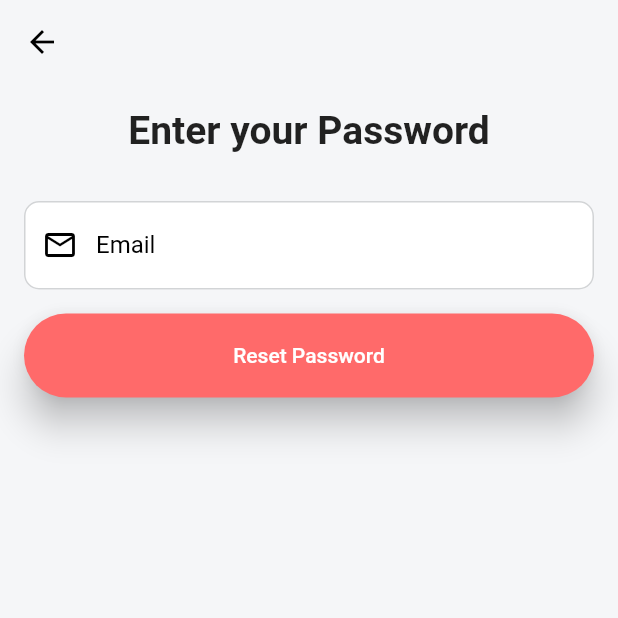
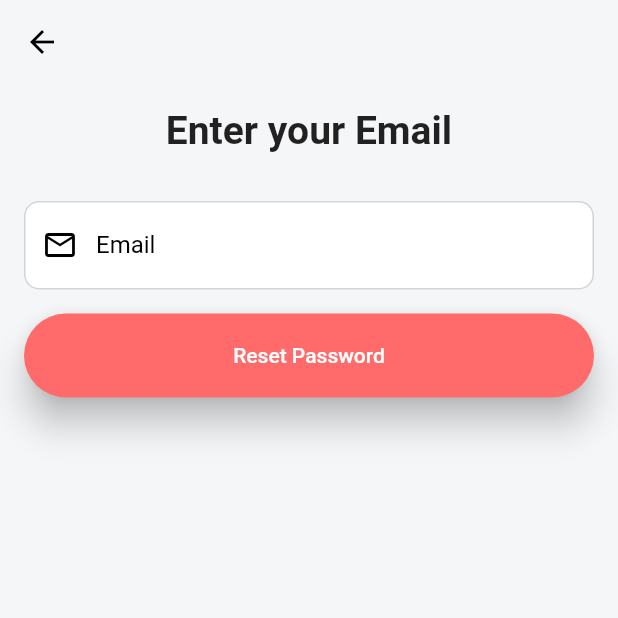
Before and after one commit to AliaaAbdelkarimBastawy/ShopifyApp, a Flutter app: the ForgetPasswordView screen opened directly, on a phone screen of 412 x 824 dp, the top half of it. Run offline on Flutter 3.47's test engine with Material 2 defaults, Android fonts, the phone set to English and light mode, and no system bars.

Commit message:
"Task1 is Updated!"

```diff
--- a/lib/Views/ForgetPasswordView.dart
+++ b/lib/Views/ForgetPasswordView.dart
@@ -20,7 +20,7 @@ class ForgetPasswordView extends StatelessWidget {
           children: [
             const Center(child: Padding(
               padding: EdgeInsets.only(bottom: 32),
-              child: Text("Enter your Password", style:
+              child: Text("Enter your Email", style:
               TextStyle(fontWeight: FontWeight.bold, fontSize: 26,),),
             )),
             TextFormField(
```
